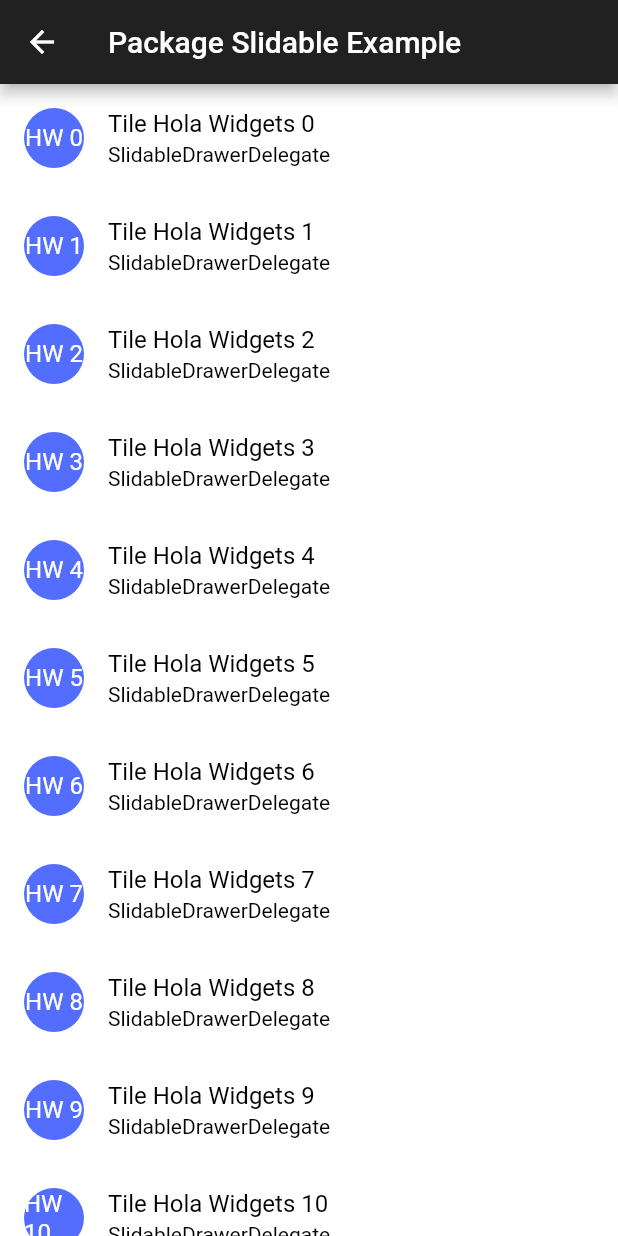
After one commit to Arkangel12/the_dart_side, a Flutter app: the screen it shows after launch, after a tap on "Package Slidable Example", on a phone screen of 412 x 824 dp. The commit adds this screen. Run offline on Flutter 3.47's test engine with Material 2 defaults, Android fonts, the light colour scheme and no system bars; drawn by our look-alikes of flutter_slidable; our stand-ins replace cloud_firestore, firebase_auth; accounts and stored records are empty; network calls fail.

Commit message:
add flutter_slidable plugin

```diff
--- a/lib/src/app.dart
+++ b/lib/src/app.dart
@@ -7,6 +7,7 @@ import 'package:the_dart_side/src/clips/clips_example.dart';
 import 'package:the_dart_side/src/firebase/samples_firebase.dart';
 import 'package:the_dart_side/src/hackerclub/hackerClub.dart';
 import 'package:the_dart_side/src/multiple_refresh/multiple_refresh.dart';
+import 'package:the_dart_side/src/pad/slidable.dart';
 
 //import 'package:the_dart_side/src/animations2/implicitAnimations.dart';
 //import 'package:the_dart_side/src/episode7/episode7_page.dart';
@@ -80,6 +81,13 @@ class MenuPage extends StatelessWidget {
               children: [
                 Image.asset('assets/images/dash_vader_white.png', height: 200),
                 SizedBox(height: 20),
+                RaisedButton(
+                  child: Text("Package Slidable Example"),
+                  onPressed: () => _openNewPage(
+                    context,
+                    PackageSlidableExample(),
+                  ),
+                ),
                 RaisedButton(
                   child: Text("FractionallySizedBox Example"),
                   onPressed: () => _openNewPage(
--- /dev/null
+++ b/lib/src/pad/slidable.dart
@@ -0,0 +1,92 @@
+import 'package:flutter/material.dart';
+import 'package:flutter_slidable/flutter_slidable.dart';
+
+class PackageSlidableExample extends StatefulWidget {
+  @override
+  _PackageSlidableExampleState createState() => _PackageSlidableExampleState();
+}
+
+class _PackageSlidableExampleState extends State<PackageSlidableExample> {
+  List<String> list;
+
+  @override
+  void initState() {
+    list = List.generate(20, (i) => 'Hola widgets $i');
+    super.initState();
+  }
+
+  @override
+  Widget build(BuildContext context) {
+    return Scaffold(
+      appBar: AppBar(
+        title: Text('Package Slidable Example'),
+      ),
+      body: ListView.builder(
+        shrinkWrap: true,
+        itemCount: list.length,
+        itemBuilder: (_, index) => Container(
+          color: Colors.white,
+          child: Slidable(
+            //        actionPane: SlidableDrawerActionPane(),
+            //        actionPane: SlidableScrollActionPane(),
+            //        actionPane: SlidableBehindActionPane(),
+            actionPane: SlidableStrechActionPane(),
+            closeOnScroll: false,
+            actionExtentRatio: 0.15,
+            child: ListTile(
+              leading: CircleAvatar(
+                backgroundColor: Colors.indigoAccent,
+                child: Text('HW $index'),
+                foregroundColor: Colors.white,
+              ),
+              title: Text(
+                'Tile Hola Widgets $index',
+                style: TextStyle(color: Colors.black),
+              ),
+              subtitle: Text(
+                'SlidableDrawerDelegate',
+                style: TextStyle(color: Colors.black),
+              ),
+            ),
+            actions: <Widget>[
+              IconSlideAction(
+                caption: 'Archive',
+                color: Colors.blue,
+                icon: Icons.archive,
+                onTap: () => print('Archive'),
+                closeOnTap: false,
+              ),
+              SlideAction(
+                color: Colors.green,
+                child: Text(
+                  'Archive',
+                  style: TextStyle(color: Colors.black),
+                ),
+              ),
+              IconSlideAction(
+                caption: 'Share',
+                color: Colors.indigo,
+                icon: Icons.share,
+                onTap: () => print('Share'),
+              ),
+            ],
+            secondaryActions: <Widget>[
+              IconSlideAction(
+                caption: 'More',
+                color: Colors.black45,
+                icon: Icons.more_horiz,
+                onTap: () => print('More'),
+              ),
+              IconSlideAction(
+                caption: 'Delete',
+                color: Colors.red,
+                icon: Icons.delete,
+                onTap: () => print('Delete'),
+              ),
+            ],
+          ),
+        ),
+      ),
+    );
+  }
+}
--- a/lib/src/wad/fractionally_sized_box_example.dart
+++ b/lib/src/wad/fractionally_sized_box_example.dart
@@ -1,5 +1,4 @@
 import 'package:flutter/material.dart';
-import 'package:the_dart_side/src/wad/fitted_box_example.dart';
 
 class FractionallySizedBoxExample extends StatefulWidget {
   @override
--- a/pubspec.yaml
+++ b/pubspec.yaml
@@ -15,6 +15,7 @@ dependencies:
   provider: 4.0.4
   cloud_firestore: 0.13.5
   firebase_auth: ^0.16.0
+  flutter_slidable: "^0.5.5"
 
 dev_dependencies:
   flutter_test:
```
Also changed, not shown: pubspec.lock, 1 other file.
